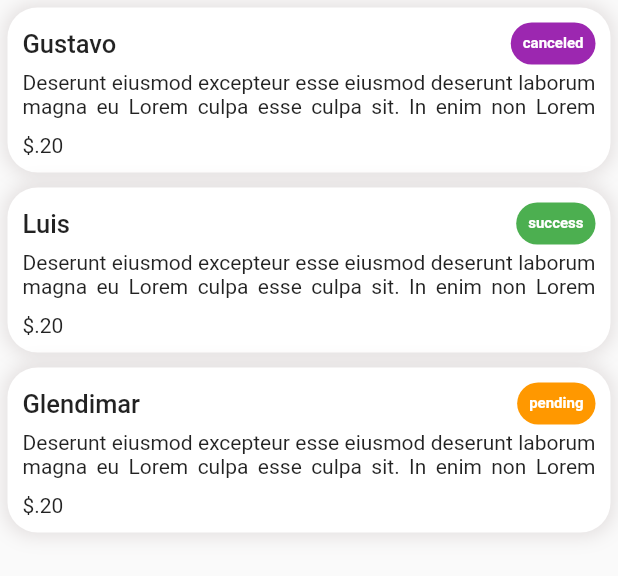
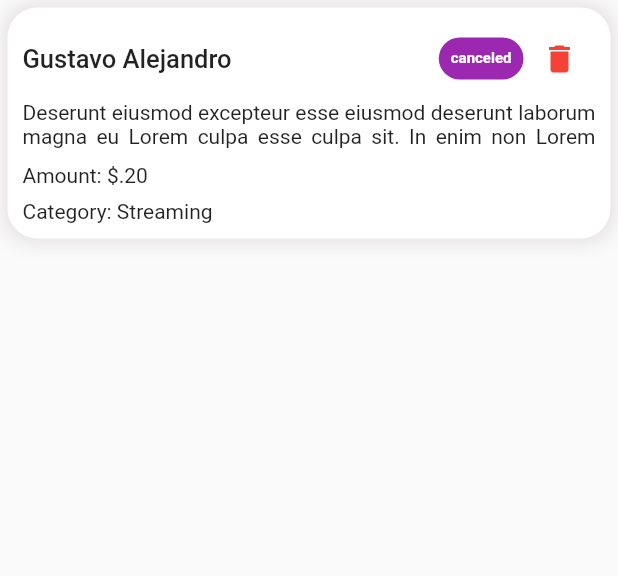
Before and after one commit to gustavosantaella/mobile-finance, a Flutter app: what printCards() shows on an empty page, opened directly, on a phone screen of 412 x 824 dp. Shown: the top 576 px of the screen. Run offline on Flutter 3.47's test engine with Material 2 defaults, Android fonts, the light colour scheme and no system bars; our stand-ins replace carousel_slider, fl_chart, flutter_local_notifications, hive, logger and 2 more; missing offline and left inert: cron, dart:ffi, flutter_background_service; accounts and stored records are empty.

Commit message:
feat: add category and amount to card

```diff
--- a/lib/helpers/fn/norifications.dart
+++ b/lib/helpers/fn/norifications.dart
@@ -27,8 +27,8 @@ Future<void> showNotificacion({String channelId = 'default', String channelName
       AndroidNotificationDetails(
     "default",
     'default',
-    importance: Importance.max,
-    priority: Priority.high,
+    importance: Importance.low,
+    priority: Priority.low,
   );
 
   const NotificationDetails notificationDetails = NotificationDetails(
--- a/lib/main.dart
+++ b/lib/main.dart
@@ -71,7 +71,7 @@ class _AppState extends State<App> with WidgetsBindingObserver {
   @override
   void initState() {
     SystemChrome.setSystemUIOverlayStyle(
-        const SystemUiOverlayStyle(statusBarColor: Colors.black87));
+        const SystemUiOverlayStyle(statusBarColor: Colors.white));
     super.initState();
   }
 
--- a/lib/pages/loans/main.dart
+++ b/lib/pages/loans/main.dart
@@ -1,5 +1,8 @@
+import 'dart:ffi';
+
 import 'package:flutter/material.dart';
 import 'package:wafi/config/constanst.dart';
+import 'package:wafi/helpers/fn/bottom_sheets.dart';
 import 'package:wafi/helpers/fn/lang.dart';
 import 'package:wafi/widgets/card_widget.dart';
 import 'package:wafi/widgets/navigation_bar.dart';
@@ -12,28 +15,26 @@ class LoansWidget extends StatefulWidget {
   LoandsState createState() => LoandsState();
 }
 
-Widget buttoms(BuildContext context, String text, VoidCallback callback) {
-  return SizedBox(
-    width: MediaQuery.of(context).size.width / 2.3,
-    child: TextButton(
-      onPressed: callback,
-      style: ButtonStyle(
-          padding: const MaterialStatePropertyAll(EdgeInsets.all(15)),
-          backgroundColor:
-              MaterialStatePropertyAll(definitions['colors']['cobalto'])),
-      child: Text(
-        text,
-        style: const TextStyle(color: Colors.white),
-      ),
-    ),
-  );
-}
+class LoandsState extends State<LoansWidget> {
+  bool isLoading = false;
+  bool isLoanTab = false;
+  //  original list
+  List loans = [];
+  //  aux list when we are filtering
+  List auxLoans = [];
 
-class LoandsState extends State<LoansWidget> {
+  final GlobalKey<ScaffoldState> _scafoldKey = GlobalKey<ScaffoldState>();
   @override
   Widget build(BuildContext context) {
     return Scaffold(
-        appBar: appBarWidget(lang("Loans"), subTitle: lang("My debts")),
+        key: _scafoldKey,
+        drawer: Drawer(),
+        extendBody: false,
+        appBar: appBarWidget(
+          context,
+          lang("Loans"),
+          subTitle: lang("My debts"),
+        ),
         bottomNavigationBar: const NavigationBarWidget(),
         body: Container(
             color: Colors.white,
@@ -86,12 +87,28 @@ Widget printCards() {
           children: [
             Row(
               mainAxisAlignment: MainAxisAlignment.spaceBetween,
-              children: const [
-                Text(
-                  "Gustavo",
+              children: [
+                const SizedBox(
+                  width: 200,
+                  child: SingleChildScrollView(
+                    scrollDirection: Axis.horizontal,
+                    child: Text(
+                  "Gustavo Alejandro",
                   style: TextStyle(fontWeight: FontWeight.w500, fontSize: 17),
+
                 ),
-                Tag("canceled", TagColorOptions.canceled),
+                  )
+                ),
+                Row(
+                  children: [
+                    const Tag("canceled", TagColorOptions.canceled),
+                    IconButton(
+                      onPressed: () {},
+                      icon: const Icon(Icons.delete),
+                      color: Colors.red,
+                    )
+                  ],
+                )
               ],
             ),
             const SizedBox(
@@ -105,72 +122,16 @@ Widget printCards() {
             const SizedBox(
               height: 10,
             ),
-            const Text(
-              "\$.20",
-              textAlign: TextAlign.justify,
-              maxLines: 2,
-            )
-          ],
-        )),
-        //
-        CardWidget(Column(
-          crossAxisAlignment: CrossAxisAlignment.start,
-          children: [
-            Row(
-              mainAxisAlignment: MainAxisAlignment.spaceBetween,
-              children: const [
-                Text(
-                  "Luis",
-                  style: TextStyle(fontWeight: FontWeight.w500, fontSize: 17),
-                ),
-                Tag("success", TagColorOptions.success),
-              ],
-            ),
-            const SizedBox(
-              height: 4,
-            ),
-            const Text(
-              "Deserunt eiusmod excepteur esse eiusmod deserunt laborum magna eu Lorem culpa esse culpa sit. In enim non Lorem occaecat enim mollit do in sit Lorem veniam. Dolore adipisicing incididunt minim excepteur eiusmod quis cillum. Minim minim fugiat excepteur minim do pariatur exercitation sunt commodo sit excepteur eu. Et ea commodo consequat aliqua consectetur irure aliqua dolore Lorem.",
+            Text(
+              "${lang('Amount')}: \$.20",
               textAlign: TextAlign.justify,
               maxLines: 2,
             ),
             const SizedBox(
-              height: 10,
+              height: 8,
             ),
-            const Text(
-              "\$.20",
-              textAlign: TextAlign.justify,
-              maxLines: 2,
-            )
-          ],
-        )),
-        //
-        CardWidget(Column(
-          crossAxisAlignment: CrossAxisAlignment.start,
-          children: [
-            Row(
-              mainAxisAlignment: MainAxisAlignment.spaceBetween,
-              children: const [
-                Text(
-                  "Glendimar",
-                  style: TextStyle(fontWeight: FontWeight.w500, fontSize: 17),
-                ),
-                Tag("pending", TagColorOptions.warning),
-              ],
-            ),
-            const SizedBox(
-              height: 4,
-            ),
-            const Text(
-              "Deserunt eiusmod excepteur esse eiusmod deserunt laborum magna eu Lorem culpa esse culpa sit. In enim non Lorem occaecat enim mollit do in sit Lorem veniam. Dolore adipisicing incididunt minim excepteur eiusmod quis cillum. Minim minim fugiat excepteur minim do pariatur exercitation sunt commodo sit excepteur eu. Et ea commodo consequat aliqua consectetur irure aliqua dolore Lorem.",
-              textAlign: TextAlign.justify,
-              maxLines: 2,
-            ),
-            const SizedBox(
-              height: 10,
-            ),
-            const Text(
-              "\$.20",
+            Text(
+              "${lang('Category')}: Streaming",
               textAlign: TextAlign.justify,
               maxLines: 2,
             )
@@ -180,3 +141,20 @@ Widget printCards() {
     ),
   );
 }
+
+Widget buttoms(BuildContext context, String text, VoidCallback callback) {
+  return SizedBox(
+    width: MediaQuery.of(context).size.width / 2.3,
+    child: TextButton(
+      onPressed: callback,
+      style: ButtonStyle(
+          padding: const MaterialStatePropertyAll(EdgeInsets.all(15)),
+          backgroundColor:
+              MaterialStatePropertyAll(definitions['colors']['cobalto'])),
+      child: Text(
+        text,
+        style: const TextStyle(color: Colors.white),
+      ),
+    ),
+  );
+}
```
Also changed, not shown: lib/widgets/navigation_bar.dart (+16 -5 lines).
